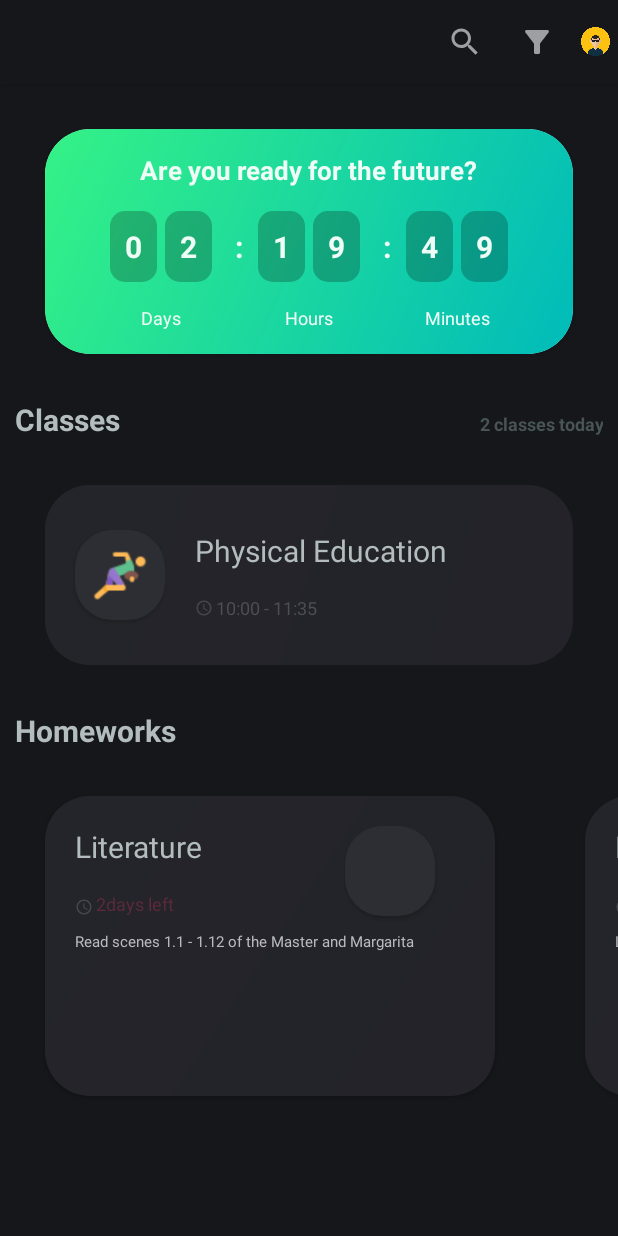
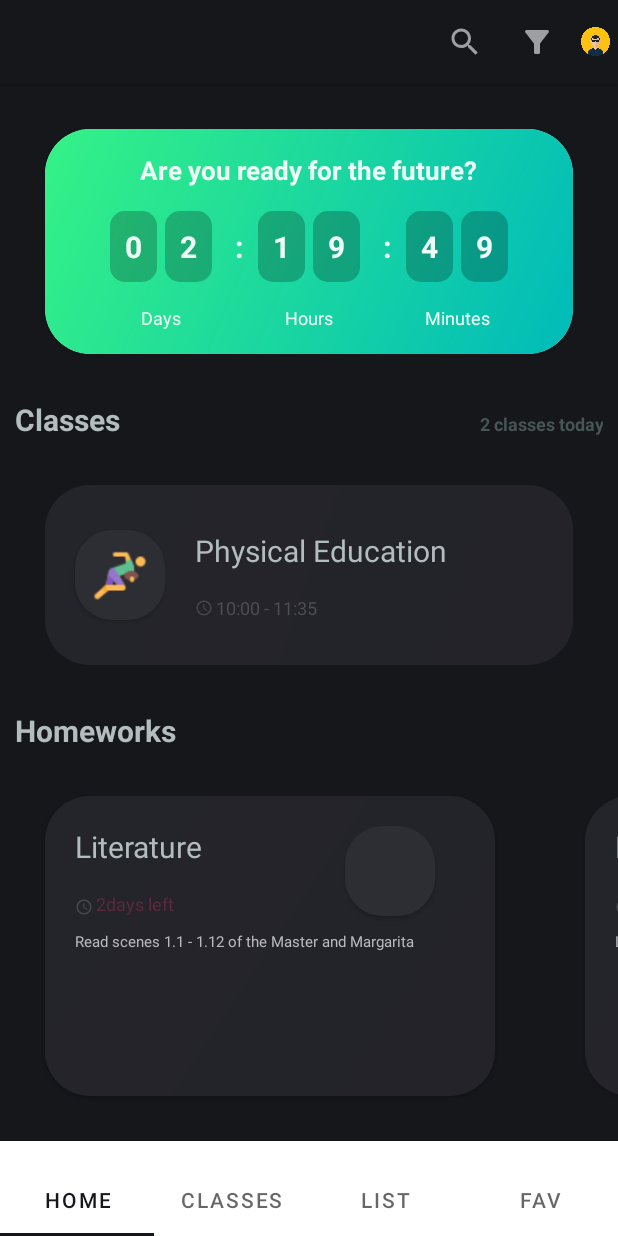
Before and after one commit to dr-trader/deignit, an Android app: the screen it shows after launch (MainActivity), on a phone screen of 412 x 824 dp. Run offline under Robolectric (Android 15) with nearby library versions, the phone set to English and light mode, and no system bars.

Commit message:
Tabs added

```diff
--- a/app/src/main/AndroidManifest.xml
+++ b/app/src/main/AndroidManifest.xml
@@ -10,7 +10,7 @@
         android:supportsRtl="true"
         android:theme="@style/Theme.DesignIt">
         <activity
-            android:name=".MainActivity"
+            android:name=".ui.MainActivity"
             android:exported="true">
             <intent-filter>
                 <action android:name="android.intent.action.MAIN" />
--- a/app/src/main/java/ru/donspb/designit/MainActivity.kt
+++ /dev/null
@@ -1,27 +0,0 @@
-package ru.donspb.designit
-
-import androidx.appcompat.app.AppCompatActivity
-import android.os.Bundle
-import ru.donspb.designit.ui.firstscreen.FirstScreenFragment
-
-class MainActivity : AppCompatActivity() {
-
-    override fun onCreate(savedInstanceState: Bundle?) {
-        super.onCreate(savedInstanceState)
-        setContentView(R.layout.activity_main)
-
-        val appActionBar = supportActionBar
-        appActionBar?.apply {
-            setDisplayShowTitleEnabled(false)
-            setDisplayShowCustomEnabled(true)
-        }
-
-        if (savedInstanceState == null) {
-            supportFragmentManager
-                .beginTransaction()
-                .add(R.id.main_container, FirstScreenFragment())
-                .commit()
-        }
-
-    }
-}
--- /dev/null
+++ b/app/src/main/java/ru/donspb/designit/ui/MainActivity.kt
@@ -0,0 +1,45 @@
+package ru.donspb.designit.ui
+
+import androidx.appcompat.app.AppCompatActivity
+import android.os.Bundle
+import com.google.android.material.tabs.TabLayout
+import com.google.android.material.tabs.TabLayoutMediator
+import ru.donspb.designit.R
+import ru.donspb.designit.databinding.ActivityMainBinding
+
+class MainActivity : AppCompatActivity() {
+
+    private lateinit var binding: ActivityMainBinding
+
+    override fun onCreate(savedInstanceState: Bundle?) {
+        super.onCreate(savedInstanceState)
+        binding = ActivityMainBinding.inflate(layoutInflater)
+        setContentView(binding.root)
+        val appActionBar = supportActionBar
+        appActionBar?.apply {
+            setDisplayShowTitleEnabled(false)
+            setDisplayShowCustomEnabled(true)
+        }
+
+        val tabsNames = arrayListOf(
+            getString(R.string.mi_home_name),
+            getString(R.string.mi_classes_name),
+            getString(R.string.mi_list_name),
+            getString(R.string.mi_fav_name))
+
+        val tabLayout = binding.tabsLayout
+        val viewPager = binding.viewpagerMain
+        tabLayout.tabGravity = TabLayout.GRAVITY_FILL
+        val adapter = ViewPagerAdapter(supportFragmentManager, lifecycle, tabsNames.size)
+        viewPager.adapter = adapter
+
+        TabLayoutMediator(tabLayout, viewPager) { tab, position ->
+            when (position) {
+                0 -> tab.text = getString(R.string.mi_home_name)
+                1 -> tab.text = getString(R.string.mi_classes_name)
+                2 -> tab.text = getString(R.string.mi_list_name)
+                3 -> tab.text = getString(R.string.mi_fav_name)
+            }
+        }.attach()
+    }
+}
--- /dev/null
+++ b/app/src/main/java/ru/donspb/designit/ui/ViewPagerAdapter.kt
@@ -0,0 +1,26 @@
+package ru.donspb.designit.ui
+
+import androidx.fragment.app.Fragment
+import androidx.fragment.app.FragmentManager
+import androidx.lifecycle.Lifecycle
+import androidx.viewpager2.adapter.FragmentStateAdapter
+import ru.donspb.designit.ui.fakescreen.FakeScreenFragment
+import ru.donspb.designit.ui.firstscreen.FirstScreenFragment
+import ru.donspb.designit.ui.secondscreen.SecondScreenFragment
+
+class ViewPagerAdapter(
+    fragmentManager: FragmentManager,
+    lifecycle: Lifecycle, private val tabsQuantity: Int): FragmentStateAdapter(fragmentManager, lifecycle) {
+
+    override fun getItemCount(): Int = tabsQuantity
+
+    override fun createFragment(position: Int): Fragment {
+        return when (position) {
+            0 -> FirstScreenFragment()
+            1 -> SecondScreenFragment()
+            2 -> FakeScreenFragment()
+            3 -> FakeScreenFragment()
+            else -> FirstScreenFragment()
+        }
+    }
+}
--- a/app/src/main/java/ru/donspb/designit/ui/firstscreen/FirstScreenFragment.kt
+++ b/app/src/main/java/ru/donspb/designit/ui/firstscreen/FirstScreenFragment.kt
@@ -10,6 +10,7 @@ import ru.donspb.designit.databinding.FragmentFirstScreenBinding
 import ru.donspb.designit.model.ClassesModel
 import ru.donspb.designit.model.HomeworksModel
 import ru.donspb.designit.repository.FakeRepository
+import ru.donspb.designit.ui.recyclerview.GenericRecyclerViewAdapter
 
 class FirstScreenFragment : Fragment(), IFirstScreen {
 
--- a/app/src/main/java/ru/donspb/designit/ui/firstscreen/BaseViewHolder.kt
+++ b/app/src/main/java/ru/donspb/designit/ui/recyclerview/BaseViewHolder.kt
@@ -1,4 +1,4 @@
-package ru.donspb.designit.ui.firstscreen
+package ru.donspb.designit.ui.recyclerview
 
 import android.view.View
 import androidx.recyclerview.widget.RecyclerView
--- a/app/src/main/java/ru/donspb/designit/ui/firstscreen/GenericRecyclerView.kt
+++ b/app/src/main/java/ru/donspb/designit/ui/recyclerview/GenericRecyclerView.kt
@@ -1,4 +1,4 @@
-package ru.donspb.designit.ui.firstscreen
+package ru.donspb.designit.ui.recyclerview
 
 import android.annotation.SuppressLint
 import android.view.LayoutInflater
@@ -42,7 +42,8 @@ class GenericRecyclerViewAdapter<T: Any> : RecyclerView.Adapter<BaseViewHolder<T
             TYPE_CLASSES -> {
                 val view = ClassesRecycleItemBinding.inflate(LayoutInflater.from(parent.context),
                     parent, false)
-                ClassesRVHolder(view) as BaseViewHolder<T> }
+                ClassesRVHolder(view) as BaseViewHolder<T>
+            }
             TYPE_HOMEWORKS -> {
                 val view = HomeworkRecycleItemBinding.inflate(LayoutInflater.from(parent.context),
                     parent, false)
--- a/app/src/main/res/layout/activity_main.xml
+++ b/app/src/main/res/layout/activity_main.xml
@@ -1,10 +1,26 @@
 <?xml version="1.0" encoding="utf-8"?>
-<FrameLayout
-    android:id="@+id/main_container"
+<androidx.constraintlayout.widget.ConstraintLayout android:id="@+id/main_container"
     xmlns:android="http://schemas.android.com/apk/res/android"
     xmlns:tools="http://schemas.android.com/tools"
     android:layout_width="match_parent"
     android:layout_height="match_parent"
-    tools:context=".MainActivity">
+    tools:context=".ui.MainActivity"
+    xmlns:app="http://schemas.android.com/apk/res-auto">
 
-</FrameLayout>
+    <com.google.android.material.tabs.TabLayout
+        android:id="@+id/tabs_layout"
+        android:layout_width="match_parent"
+        android:layout_height="wrap_content"
+        app:layout_constraintBottom_toBottomOf="parent"
+        app:layout_constraintStart_toStartOf="parent"
+        app:layout_constraintEnd_toEndOf="parent"/>
+
+    <androidx.viewpager2.widget.ViewPager2
+        android:id="@+id/viewpager_main"
+        android:layout_width="match_parent"
+        android:layout_height="@dimen/zero"
+        app:layout_constraintTop_toTopOf="parent"
+        app:layout_constraintStart_toStartOf="parent"
+        app:layout_constraintEnd_toEndOf="parent"/>
+
+</androidx.constraintlayout.widget.ConstraintLayout>
--- a/app/src/main/res/layout/fragment_first_screen.xml
+++ b/app/src/main/res/layout/fragment_first_screen.xml
@@ -6,7 +6,8 @@
     android:layout_height="match_parent"
     xmlns:app="http://schemas.android.com/apk/res-auto"
     tools:context=".ui.firstscreen.FirstScreenFragment"
-    android:background="@color/almost_black">
+    android:background="@color/almost_black"
+    android:fillViewport="true">
 
     <LinearLayout
         android:layout_width="match_parent"
--- a/app/src/main/res/values/strings.xml
+++ b/app/src/main/res/values/strings.xml
@@ -31,5 +31,7 @@
     <!-- Homework Section -->
     <string name="homeworks_title_text">Homeworks</string>
     <string name="homeworks_time_default">days left</string>
+    <!-- TODO: Remove or change this placeholder text -->
+    <string name="hello_blank_fragment">Hello blank fragment</string>
 
 </resources>
```
Also changed, not shown: app/src/main/java/ru/donspb/designit/ui/fakescreen/FakeScreenFragment.kt (added, +18 -0 lines), app/src/main/java/ru/donspb/designit/ui/firstscreen/ClassesRVAdapter.kt (deleted, +0 -59 lines), app/src/main/java/ru/donspb/designit/ui/secondscreen/SecondScreenFragment.kt (added, +19 -0 lines), app/src/main/res/layout/fragment_fake_screen.xml (added, +14 -0 lines), app/src/main/res/layout/fragment_second_screen.xml (added, +14 -0 lines).
